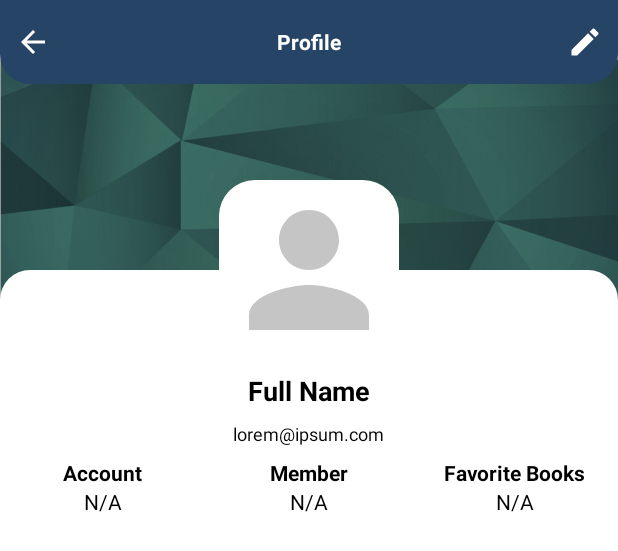
After one commit to emreeldemir/Leafy, an Android app: the layout activity_profile.xml on its own in the app's theme, with its tools: preview values and no code run, on a phone screen of 412 x 824 dp. The commit adds this screen. Shown: the top 551 px of the screen. Run offline under Robolectric (Android 15) with nearby library versions, the phone set to English and light mode, and no system bars.

Commit message:
Profile and edit profile activities completed

```diff
--- a/app/build.gradle
+++ b/app/build.gradle
@@ -53,6 +53,9 @@ dependencies {
     implementation 'com.google.firebase:firebase-crashlytics-ktx:18.2.9'
     implementation 'com.google.firebase:firebase-storage-ktx:20.1.0'
 
+    // Glide, Image Processing Library
+    implementation 'com.github.bumptech.glide:glide:4.15.1'
+
     testImplementation 'junit:junit:4.13.2'
     androidTestImplementation 'androidx.test.ext:junit:1.1.5'
     androidTestImplementation 'androidx.test.espresso:espresso-core:3.5.1'
--- a/app/src/main/AndroidManifest.xml
+++ b/app/src/main/AndroidManifest.xml
@@ -12,6 +12,12 @@
         android:supportsRtl="true"
         android:theme="@style/Theme.MaterialComponents.Light.NoActionBar"
         tools:targetApi="31">
+        <activity
+            android:name=".ProfileEditActivity"
+            android:exported="false" />
+        <activity
+            android:name=".ProfileActivity"
+            android:exported="false" />
         <activity
             android:name=".PdfAddActivity"
             android:exported="false" />
--- /dev/null
+++ b/app/src/main/res/drawable/ic_edit_white.xml
@@ -0,0 +1,5 @@
+<vector android:height="24dp" android:tint="#FFFFFF"
+    android:viewportHeight="24" android:viewportWidth="24"
+    android:width="24dp" xmlns:android="http://schemas.android.com/apk/res/android">
+    <path android:fillColor="@android:color/white" android:pathData="M3,17.25V21h3.75L17.81,9.94l-3.75,-3.75L3,17.25zM20.71,7.04c0.39,-0.39 0.39,-1.02 0,-1.41l-2.34,-2.34c-0.39,-0.39 -1.02,-0.39 -1.41,0l-1.83,1.83 3.75,3.75 1.83,-1.83z"/>
+</vector>
--- /dev/null
+++ b/app/src/main/res/drawable/ic_person_gray.xml
@@ -0,0 +1,5 @@
+<vector android:height="24dp" android:tint="#C5C5C5"
+    android:viewportHeight="24" android:viewportWidth="24"
+    android:width="24dp" xmlns:android="http://schemas.android.com/apk/res/android">
+    <path android:fillColor="@android:color/white" android:pathData="M12,12c2.21,0 4,-1.79 4,-4s-1.79,-4 -4,-4 -4,1.79 -4,4 1.79,4 4,4zM12,14c-2.67,0 -8,1.34 -8,4v2h16v-2c0,-2.66 -5.33,-4 -8,-4z"/>
+</vector>
--- /dev/null
+++ b/app/src/main/res/drawable/shape_rect01.xml
@@ -0,0 +1,11 @@
+<?xml version="1.0" encoding="utf-8"?>
+<shape xmlns:android="http://schemas.android.com/apk/res/android"
+    android:shape="rectangle">
+
+
+    <solid android:color="@color/white"/>
+    <corners android:topRightRadius="20dp"
+        android:topLeftRadius="20dp"/>
+
+
+</shape>
--- /dev/null
+++ b/app/src/main/res/layout/activity_profile.xml
@@ -0,0 +1,186 @@
+<?xml version="1.0" encoding="utf-8"?>
+<RelativeLayout xmlns:android="http://schemas.android.com/apk/res/android"
+    xmlns:app="http://schemas.android.com/apk/res-auto"
+    xmlns:tools="http://schemas.android.com/tools"
+    android:layout_width="match_parent"
+    android:layout_height="match_parent"
+    android:background="@drawable/back01"
+    tools:context=".ProfileActivity">
+
+    <View
+        android:layout_width="match_parent"
+        android:layout_height="185dp"
+        android:background="@drawable/profilebg"
+        android:layout_marginTop="40dp" />
+
+    <!-- Toolbar -->
+    <RelativeLayout
+        android:layout_width="match_parent"
+        android:layout_height="?actionBarSize"
+        android:background="@drawable/shape_toolbar_01">
+
+        <!-- Back Button -->
+        <ImageButton
+            android:id="@+id/backButton"
+            android:layout_width="wrap_content"
+            android:layout_height="wrap_content"
+            android:src="@drawable/ic_back_white"
+            android:layout_centerVertical="true"
+            android:background="@android:color/transparent"
+            android:layout_marginStart="10dp"/>
+
+
+        <!-- Title -->
+        <TextView
+            android:id="@+id/toolbarTitleTv"
+            android:text="@string/profile"
+            android:layout_width="wrap_content"
+            android:layout_height="wrap_content"
+            android:textColor="@color/white"
+            android:layout_centerInParent="true"
+            android:textStyle="bold"/>
+
+
+
+        <!-- Profile Edit Button -->
+        <ImageButton
+            android:id="@+id/profileEditButton"
+            android:layout_width="wrap_content"
+            android:layout_height="wrap_content"
+            android:src="@drawable/ic_edit_white"
+            android:layout_alignParentEnd="true"
+            android:layout_centerVertical="true"
+            android:background="@android:color/transparent"
+            android:layout_marginEnd="10dp"/>
+
+
+    </RelativeLayout>
+
+    <View
+        android:layout_width="match_parent"
+        android:layout_height="match_parent"
+        android:layout_marginTop="180dp"
+        android:background="@drawable/shape_rect01" />
+
+    <!-- Shapeable ImageView with Rounded Corners -->
+    <com.google.android.material.imageview.ShapeableImageView
+        android:id="@+id/profileIv"
+        android:layout_width="120dp"
+        android:layout_height="120dp"
+        android:layout_marginTop="120dp"
+        android:src="@drawable/ic_person_gray"
+        android:layout_centerHorizontal="true"
+        android:scaleType="centerCrop"
+        android:background="@color/white"
+        app:shapeAppearanceOverlay="@style/styleRoundedCornersImage"/>
+
+    <!-- Name -->
+    <TextView
+        android:id="@+id/nameTv"
+        android:layout_width="wrap_content"
+        android:layout_height="wrap_content"
+        android:text="@string/full_name"
+        android:textColor="@color/black"
+        android:layout_below="@+id/profileIv"
+        android:layout_centerHorizontal="true"
+        android:layout_marginTop="8dp"
+        android:textSize="18sp"
+        android:textStyle="bold"/>
+
+    <!-- Email -->
+    <TextView
+        android:id="@+id/emailTv"
+        android:layout_width="wrap_content"
+        android:layout_height="wrap_content"
+        android:text="@string/lorem_ipsum_com"
+        android:textColor="@color/black"
+        android:textSize="12sp"
+        android:layout_below="@+id/nameTv"
+        android:layout_centerHorizontal="true"
+        android:layout_marginTop="8dp"/>
+
+    <LinearLayout
+        android:id="@+id/detailsLl"
+        android:layout_width="match_parent"
+        android:layout_height="wrap_content"
+        android:orientation="horizontal"
+        android:layout_below="@+id/emailTv"
+        android:layout_marginTop="8dp">
+
+        <!-- Account -->
+        <LinearLayout
+            android:layout_width="0dp"
+            android:layout_height="wrap_content"
+            android:layout_weight="1"
+            android:gravity="center"
+            android:orientation="vertical">
+
+            <TextView
+                android:layout_width="wrap_content"
+                android:layout_height="wrap_content"
+                android:text="@string/account"
+                android:textColor="@color/black"
+                android:textStyle="bold"/>
+
+            <TextView
+                android:id="@+id/accountTypeTv"
+                android:layout_width="wrap_content"
+                android:layout_height="wrap_content"
+                android:text="@string/n_a"
+                android:textColor="@color/black"/>
+
+        </LinearLayout>
+
+        <!-- Member Since -->
+        <LinearLayout
+            android:layout_width="0dp"
+            android:layout_height="wrap_content"
+            android:layout_weight="1"
+            android:gravity="center"
+            android:orientation="vertical">
+
+            <TextView
+                android:layout_width="wrap_content"
+                android:layout_height="wrap_content"
+                android:text="@string/member"
+                android:textColor="@color/black"
+                android:textStyle="bold"/>
+
+            <TextView
+                android:id="@+id/memberDateTv"
+                android:layout_width="wrap_content"
+                android:layout_height="wrap_content"
+                android:text="@string/n_a"
+                android:textColor="@color/black"/>
+
+        </LinearLayout>
+
+        <!-- Favorite Books -->
+        <LinearLayout
+            android:layout_width="0dp"
+            android:layout_height="wrap_content"
+            android:layout_weight="1"
+            android:gravity="center"
+            android:orientation="vertical">
+
+            <TextView
+                android:layout_width="wrap_content"
+                android:layout_height="wrap_content"
+                android:text="@string/favorite_books"
+                android:textColor="@color/black"
+                android:textStyle="bold"/>
+
+            <TextView
+                android:id="@+id/favoriteBookCountTv"
+                android:layout_width="wrap_content"
+                android:layout_height="wrap_content"
+                android:text="@string/n_a"
+                android:textColor="@color/black"/>
+
+        </LinearLayout>
+
+
+    </LinearLayout>
+
+
+</RelativeLayout>
--- a/app/src/main/res/values/strings.xml
+++ b/app/src/main/res/values/strings.xml
@@ -26,4 +26,13 @@
     <string name="book_title">Book Title</string>
     <string name="book_category">Book Category</string>
     <string name="upload">Upload</string>
+    <string name="profile">Profile</string>
+    <string name="full_name">Full Name</string>
+    <string name="account">Account</string>
+    <string name="n_a">N/A</string>
+    <string name="member">Member</string>
+    <string name="favorite_books">Favorite Books</string>
+    <string name="edit_profile">Edit Profile</string>
+    <string name="name">Name</string>
+    <string name="update">Update</string>
 </resources>
--- /dev/null
+++ b/app/src/main/res/values/styles.xml
@@ -0,0 +1,10 @@
+<?xml version="1.0" encoding="utf-8"?>
+<resources>
+
+
+    <style name="styleRoundedCornersImage">
+            <item name="cornerFamily">rounded</item>
+            <item name="cornerSize">20%</item>
+
+    </style>
+</resources>
--- a/build.gradle
+++ b/build.gradle
@@ -1,4 +1,10 @@
 buildscript {
+
+    repositories {
+        google()
+        mavenCentral()
+    }
+
     dependencies {
         classpath 'com.google.gms:google-services:4.3.10'
         classpath 'com.android.tools.build:gradle:7.4.2'
```
Also changed, not shown: app/src/main/java/com/emreeldemir/leafy/DashboardAdminActivity.kt (+6 -2 lines), app/src/main/java/com/emreeldemir/leafy/DashboardUserActivity.kt (+16 -0 lines), app/src/main/java/com/emreeldemir/leafy/ProfileActivity.kt (added, +104 -0 lines), app/src/main/java/com/emreeldemir/leafy/ProfileEditActivity.kt (added, +248 -0 lines), app/src/main/res/layout/activity_dashboard_admin.xml (+10 -0 lines), app/src/main/res/layout/activity_dashboard_user.xml (+10 -0 lines), app/src/main/res/layout/activity_profile_edit.xml (added, +95 -0 lines), app/src/main/res/drawable/profilebg.png (added).
